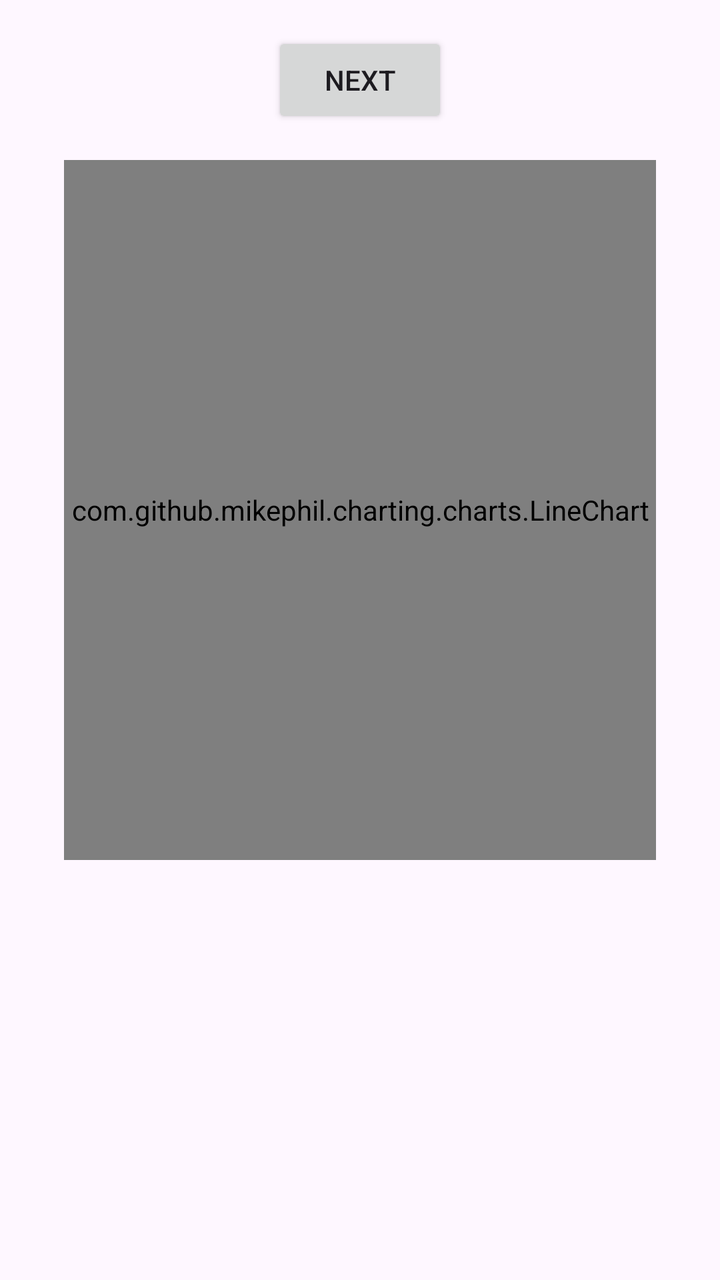
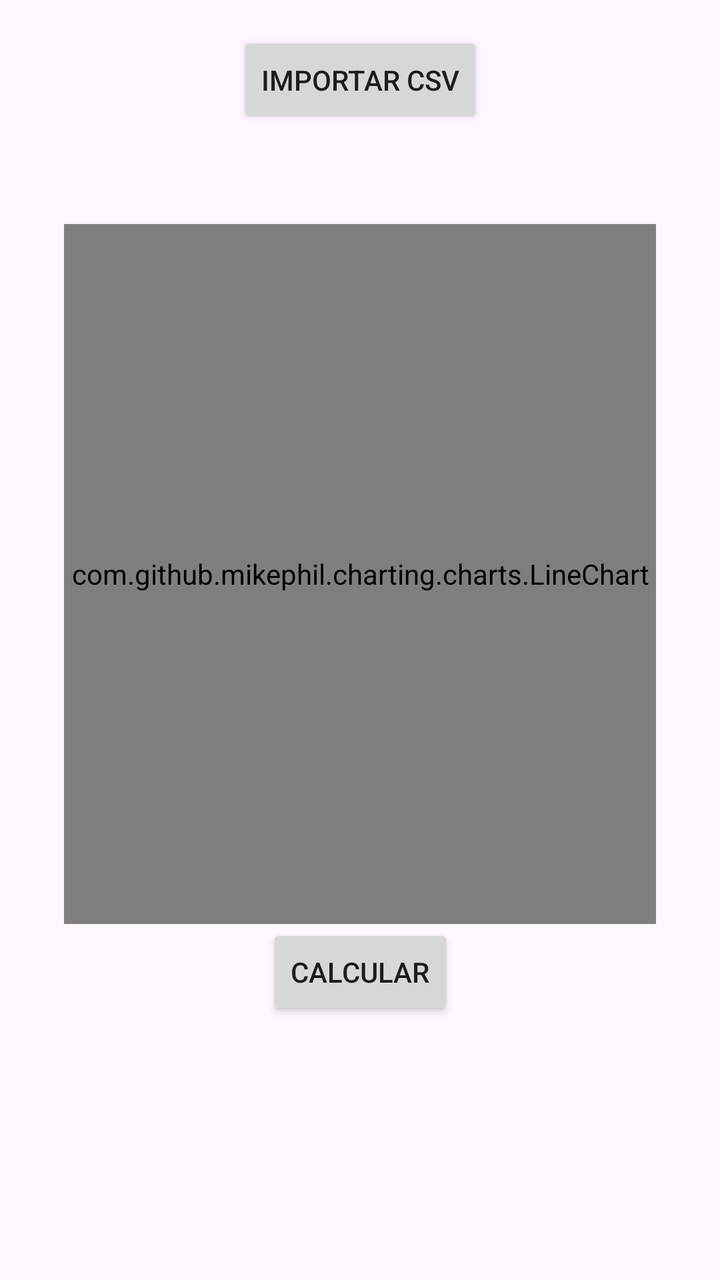

Compare the two renders of this Android layout. The source of the first and the diff that turns it into the second are given below.
<!-- AndroidManifest.xml: application theme Theme.McCabeThiele -->
<!-- res/layout/fragment_grafico.xml -->
<?xml version="1.0" encoding="utf-8"?>
<androidx.core.widget.NestedScrollView xmlns:android="http://schemas.android.com/apk/res/android"
    xmlns:app="http://schemas.android.com/apk/res-auto"
    xmlns:tools="http://schemas.android.com/tools"
    android:layout_width="match_parent"
    android:layout_height="match_parent"
    tools:context=".ui.GraficoFragment">

    <androidx.constraintlayout.widget.ConstraintLayout
        android:layout_width="match_parent"
        android:layout_height="match_parent"
        android:padding="16dp">

        <Button
            android:id="@+id/button_first"
            android:layout_width="wrap_content"
            android:layout_height="wrap_content"
            android:text="@string/next"
            app:layout_constraintEnd_toEndOf="parent"
            app:layout_constraintStart_toStartOf="parent"
            app:layout_constraintTop_toTopOf="parent" />


        <com.github.mikephil.charting.charts.LineChart
            android:id="@+id/graficoMcCabe"
            android:layout_width="match_parent"
            android:layout_height="350dp"
            android:layout_margin="16dp"
            app:layout_constraintBottom_toBottomOf="parent"
            app:layout_constraintEnd_toEndOf="parent"
            app:layout_constraintStart_toStartOf="parent"
            app:layout_constraintTop_toBottomOf="@+id/button_first" />


    </androidx.constraintlayout.widget.ConstraintLayout>
</androidx.core.widget.NestedScrollView>
<!-- resources referenced by this layout -->
<resources>
  <string name="next">Next</string>
  <style name="Theme.McCabeThiele" parent="Base.Theme.McCabeThiele" />
  <style name="Base.Theme.McCabeThiele" parent="Theme.Material3.DayNight.NoActionBar">
          
          
      </style>
</resources>

<!-- the commit's change to res/layout/fragment_grafico.xml (unified diff, before → after) -->
@@ -12,13 +12,13 @@
         android:padding="16dp">
 
         <Button
-            android:id="@+id/button_first"
+            android:id="@+id/button_calculate"
             android:layout_width="wrap_content"
             android:layout_height="wrap_content"
-            android:text="@string/next"
+            android:text="@string/button_calculate"
             app:layout_constraintEnd_toEndOf="parent"
             app:layout_constraintStart_toStartOf="parent"
-            app:layout_constraintTop_toTopOf="parent" />
+            app:layout_constraintTop_toBottomOf="@+id/graficoMcCabe" />
 
 
         <com.github.mikephil.charting.charts.LineChart
@@ -29,7 +29,16 @@
             app:layout_constraintBottom_toBottomOf="parent"
             app:layout_constraintEnd_toEndOf="parent"
             app:layout_constraintStart_toStartOf="parent"
-            app:layout_constraintTop_toBottomOf="@+id/button_first" />
+            app:layout_constraintTop_toBottomOf="@+id/button_import" />
+
+        <Button
+            android:id="@+id/button_import"
+            android:layout_width="wrap_content"
+            android:layout_height="wrap_content"
+            android:text="@string/button_import"
+            app:layout_constraintEnd_toEndOf="parent"
+            app:layout_constraintStart_toStartOf="parent"
+            app:layout_constraintTop_toTopOf="parent" />
 
 
     </androidx.constraintlayout.widget.ConstraintLayout>
<!-- resource entries referenced after the edit -->
@@ -1,6 +1,7 @@
 <!-- resources referenced by this layout -->
 <resources>
-  <string name="next">Next</string>
+  <string name="button_calculate">Calcular</string>
+  <string name="button_import">Importar csv</string>
   <style name="Theme.McCabeThiele" parent="Base.Theme.McCabeThiele" />
   <style name="Base.Theme.McCabeThiele" parent="Theme.Material3.DayNight.NoActionBar">
           
